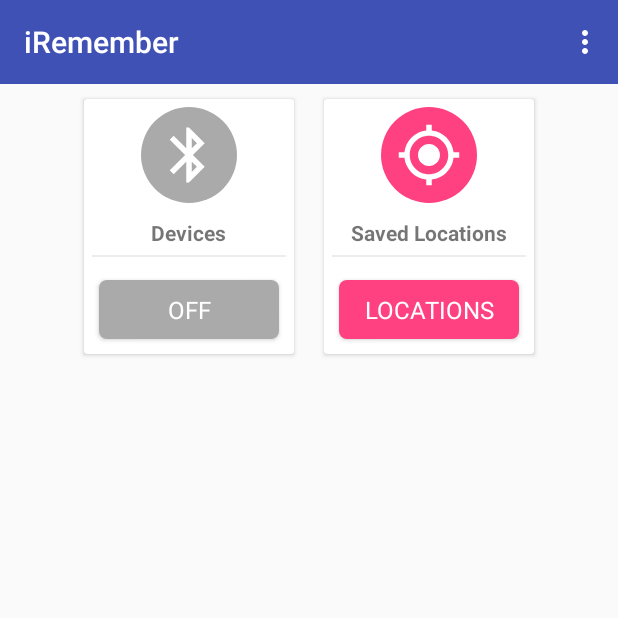
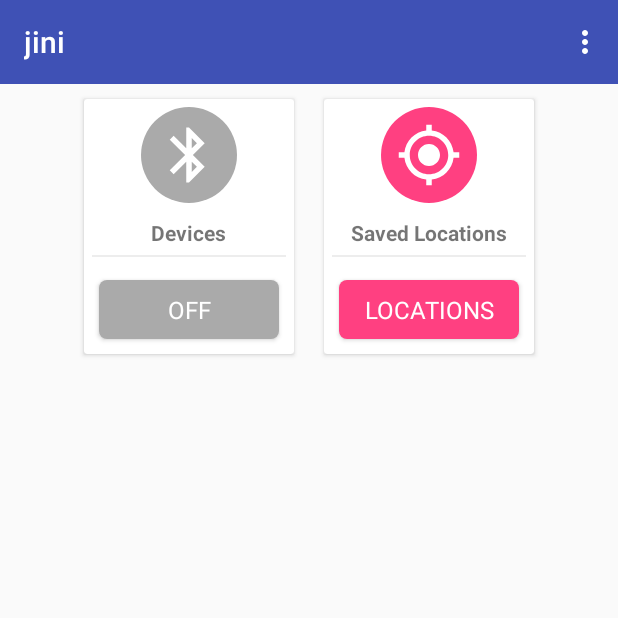
Before and after one commit to aloketewary/iRemember, an Android app: the screen it shows after launch (HomeActivity), on a phone screen of 412 x 824 dp, the top half of it. Run offline under Robolectric (Android 15) with nearby library versions, the light colour scheme and no system bars; our stand-ins replace Room's generated code; libraries missing offline, so code that uses them is left out: com.getkeepsafe.taptargetview; Roboto replaces fonts that are not available here; 1 statement that could not run was skipped.

Commit message:
hange app name

```diff
--- a/app/src/main/java/io/aloketewary/iremember/HomeActivity.java
+++ b/app/src/main/java/io/aloketewary/iremember/HomeActivity.java
@@ -129,7 +129,7 @@ public class HomeActivity extends AppCompatActivity {
         mHomeToolbar = findViewById(R.id.home_toolbar);
 
         setSupportActionBar(mHomeToolbar);
-        getSupportActionBar().setTitle("iRemember");
+        getSupportActionBar().setTitle("jini");
 
         // ------------ WORKING WITH GPS ---------
         mGpsBtn.setOnClickListener(new View.OnClickListener() {
```
